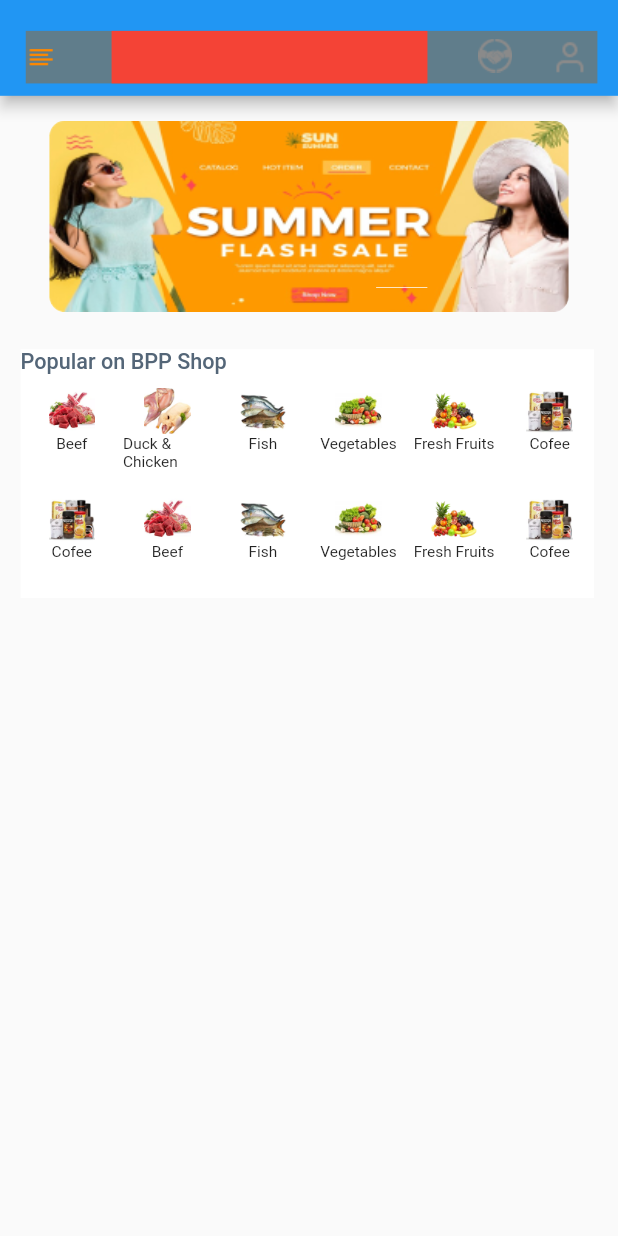
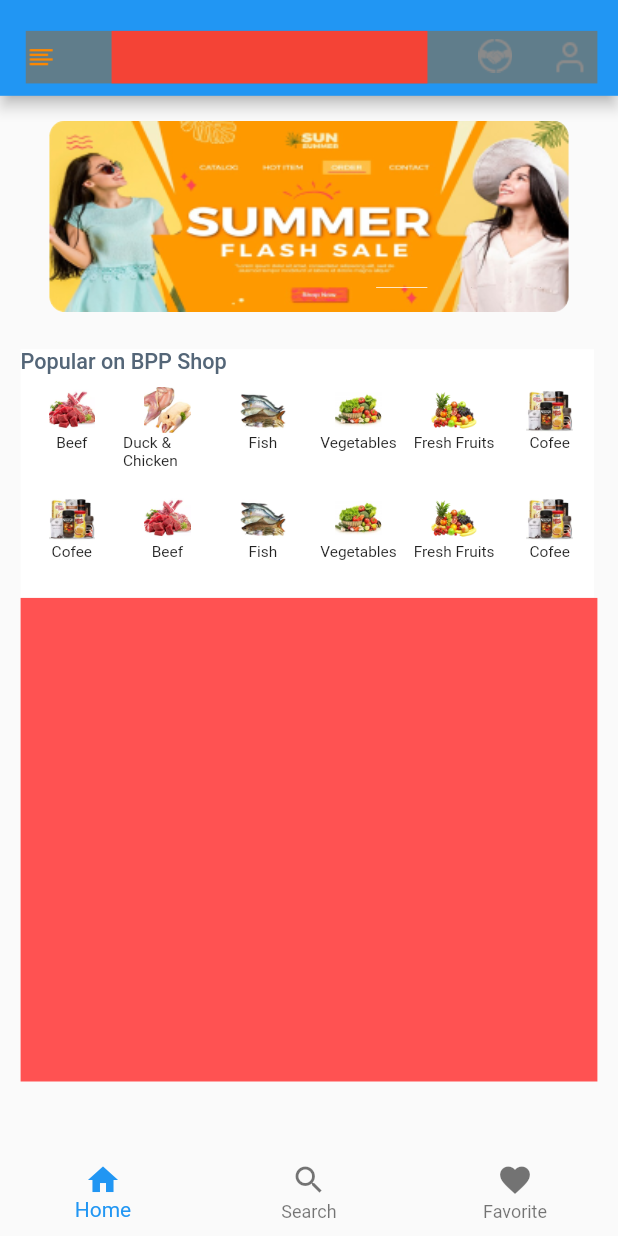
Before and after one commit to asif-excelitai/bpp_seller_ui, a Flutter app: the screen it shows after launch, on a phone screen of 412 x 824 dp. Run offline on Flutter 3.47's test engine with Material 2 defaults, Android fonts, the phone set to English and light mode, and no system bars; drawn by our look-alikes of carousel_slider, dots_indicator; our stand-ins replace flutter_screenutil.

Commit message:
sub category done ............................ nav bar starting .......................

```diff
--- a/lib/pages/screens/Home_Screen/homescreen.dart
+++ b/lib/pages/screens/Home_Screen/homescreen.dart
@@ -1,10 +1,9 @@
+import 'package:bpp_seller_ans/pages/screens/Home_Screen/widgets/Sub_category/popularOnbppShop.dart';
+import 'package:bpp_seller_ans/pages/screens/Home_Screen/widgets/bottom_nav_bar.dart';
 import 'package:bpp_seller_ans/pages/screens/Home_Screen/widgets/customAppbar.dart';
-import 'package:bpp_seller_ans/utils/constant/text_property.dart';
 import 'package:flutter/material.dart';
 import 'package:flutter/services.dart';
 import 'package:flutter_screenutil/flutter_screenutil.dart';
-
-import '../../../Model/popular_products_model_image.dart';
 import 'widgets/carousal_slider.dart';
 
 
@@ -41,97 +40,14 @@ class _HomepageState extends State<Homepage> {
               children: [
 
                 HomepageCarousalSlider(),
-                Padding(
-                  padding: EdgeInsets.only(top: 24.h,right: 2.w,),
-                  child: Container(
-                    height: 161.h,
-                    width: 334.w,
-                    color: Colors.white,
-                    child: Column(
-                      mainAxisAlignment: MainAxisAlignment.start,
-                      crossAxisAlignment: CrossAxisAlignment.start,
-                      children: [
-                        Padding(
-                          padding: EdgeInsets.only(right: 193.w),
-                          child:
-                          Container(
-                              height: 17.h,width: 141.w,
-                              child: Text("Popular on BPP Shop",style: bppTextStyle.dealsCategory,)),
-                        ),
-                        Padding(
-                          padding: EdgeInsets.only(top: 8.h,left: 2.w),
-                          child: Container(
-                            height: 136.h,
-                            width: 332.w,
-                            color: Colors.white,
-                             child: Column(
-                               children: [
-                                 Container(
-                                   margin: EdgeInsets.only(left: 2.w),
-                                   height: 66.h,
-                                   child:GridView.builder(
-                                       gridDelegate: SliverGridDelegateWithFixedCrossAxisCount(
-                                           crossAxisCount: 6,
-                                          crossAxisSpacing: 4.w,
-                                         mainAxisSpacing: 4.w
-                                       ),
-                                       itemCount: popularItemlist1.length,
-                                       itemBuilder: (BuildContext context ,int index){
-                                         return Container(
-                                           height: 66.h,
-                                           width: 52.w,
-                                           color: Colors.white,
-                                           child: Center(
-                                             child: Column(
-                                              children: [
-                                                Image.asset('${popularItemlist1[index].image}',height: 30.h,width: 30.w,),
-                                                Text(popularItemlist1[index].name as String,style: TextStyle(
-                                                  fontSize: 10.sp
-                                                ),),
-                                              ],
-                                             ),
-                                           ),
-                                         );
-                                       }
-                                   ) ,
-                                 ),
-                                 Container(
-                                   margin: EdgeInsets.only(top: 4.h,left: 2.w),
-                                   height: 66.h,
-                                   color: Colors.white,
-                                   child: GridView.builder(
-                                       gridDelegate: SliverGridDelegateWithFixedCrossAxisCount(
-                                           crossAxisCount: 6,
-                                           crossAxisSpacing: 4.w,
-                                           mainAxisSpacing: 4.w
-                                       ),
-                                       itemCount: 6,
-                                       itemBuilder: (BuildContext context ,int index){
-                                         return Container(
-                                           height: 66.h,
-                                           width: 52.w,
-                                           color: Colors.white,
-                                           child: Center(
-                                             child: Column(
-                                               children: [
-                                                 Image.asset('${popularItemlist2[index].image}',height: 30.h,width: 30.w,),
-                                                 Text(popularItemlist2[index].name as String,style: TextStyle(
-                                                     fontSize: 10.sp
-                                                 ),),
-                                               ],
-                                             ),
-                                           ),
-                                         );
-                                       }
-                                   ) ,
-                                 )
-                               ],
-                             )
-                          ),
-                        )
-                      ],
-                    ),
-                  ),
+                Column(
+                  children: [
+                    PopularOnBppShop(),
+                    Container(
+                      height: 313.h,
+                      color: Colors.redAccent,
+                    )
+                  ],
                 )
               ],
             ),
@@ -142,6 +58,7 @@ class _HomepageState extends State<Homepage> {
       drawer: Drawer(
         backgroundColor: Colors.red,
       ) ,
+      bottomNavigationBar: customHeightNavBar(),
     );
   }
 
--- /dev/null
+++ b/lib/pages/screens/Home_Screen/widgets/Sub_category/popularOnbppShop.dart
@@ -0,0 +1,105 @@
+import 'package:flutter/material.dart';
+import 'package:flutter_screenutil/flutter_screenutil.dart';
+import 'package:bpp_seller_ans/utils/constant/text_property.dart';
+
+import '../../../../../Model/popular_products_model_image.dart';
+
+class PopularOnBppShop extends StatelessWidget {
+  const PopularOnBppShop({
+    super.key,
+  });
+
+  @override
+  Widget build(BuildContext context) {
+    return Padding(
+      padding: EdgeInsets.only(top: 24.h,right: 2.w,),
+      child: Container(
+        height: 161.h,
+        width: 334.w,
+        color: Colors.white,
+        child: Column(
+          mainAxisAlignment: MainAxisAlignment.start,
+          crossAxisAlignment: CrossAxisAlignment.start,
+          children: [
+            Padding(
+              padding: EdgeInsets.only(right: 193.w),
+              child:
+              Text("Popular on BPP Shop",style: bppTextStyle.dealsCategory,),
+            ),
+            Padding(
+              padding: EdgeInsets.only(top: 8.h,left: 2.w),
+              child: Container(
+                  height: 136.h,
+                  width: 332.w,
+                  color: Colors.white,
+                  child: Column(
+                    children: [
+                      Container(
+                        margin: EdgeInsets.only(left: 2.w),
+                        height: 66.h,
+                        child:GridView.builder(
+                            gridDelegate: SliverGridDelegateWithFixedCrossAxisCount(
+                                crossAxisCount: 6,
+                                crossAxisSpacing: 4.w,
+                                mainAxisSpacing: 4.w
+                            ),
+                            itemCount: popularItemlist1.length,
+                            itemBuilder: (BuildContext context ,int index){
+                              return Container(
+                                height: 66.h,
+                                width: 52.w,
+                                color: Colors.white,
+                                child: Center(
+                                  child: Column(
+                                    children: [
+                                      Image.asset('${popularItemlist1[index].image}',height: 30.h,width: 30.w,),
+                                      Text(popularItemlist1[index].name as String,style: TextStyle(
+                                          fontSize: 10.sp
+                                      ),),
+                                    ],
+                                  ),
+                                ),
+                              );
+                            }
+                        ) ,
+                      ),
+                      Container(
+                        margin: EdgeInsets.only(top: 4.h,left: 2.w),
+                        height: 66.h,
+                        color: Colors.white,
+                        child: GridView.builder(
+                            gridDelegate: SliverGridDelegateWithFixedCrossAxisCount(
+                                crossAxisCount: 6,
+                                crossAxisSpacing: 4.w,
+                                mainAxisSpacing: 4.w
+                            ),
+                            itemCount: 6,
+                            itemBuilder: (BuildContext context ,int index){
+                              return Container(
+                                height: 66.h,
+                                width: 52.w,
+                                color: Colors.white,
+                                child: Center(
+                                  child: Column(
+                                    children: [
+                                      Image.asset('${popularItemlist2[index].image}',height: 30.h,width: 30.w,),
+                                      Text(popularItemlist2[index].name as String,style: TextStyle(
+                                          fontSize: 10.sp
+                                      ),),
+                                    ],
+                                  ),
+                                ),
+                              );
+                            }
+                        ) ,
+                      )
+                    ],
+                  )
+              ),
+            )
+          ],
+        ),
+      ),
+    );
+  }
+}
--- /dev/null
+++ b/lib/pages/screens/Home_Screen/widgets/bottom_nav_bar.dart
@@ -0,0 +1,35 @@
+import 'package:flutter/cupertino.dart';
+import 'package:flutter/material.dart';
+
+Widget customHeightNavBar() {
+  return Container(
+    height: 58.99997, // Set your desired height here
+    width: double.infinity, // Full width
+    decoration: BoxDecoration(
+      color: Colors.transparent,
+      boxShadow: [BoxShadow(color: Colors.transparent)],
+    ),
+    child: BottomNavigationBar(
+      // onTap: (){},
+      // elevation: 0,
+      // currentIndex: _selectedIndex,
+      backgroundColor: Colors.transparent,
+      elevation: 0,
+      items: const <BottomNavigationBarItem>[
+        BottomNavigationBarItem(
+          icon: Icon(Icons.home),
+          label: 'Home',
+        ),
+        BottomNavigationBarItem(
+          icon: Icon(Icons.search),
+          label: 'Search',
+        ),
+        BottomNavigationBarItem(
+          icon: Icon(Icons.favorite),
+          label: 'Favorite',
+
+        ),
+      ],
+    ),
+  );
+}
```
